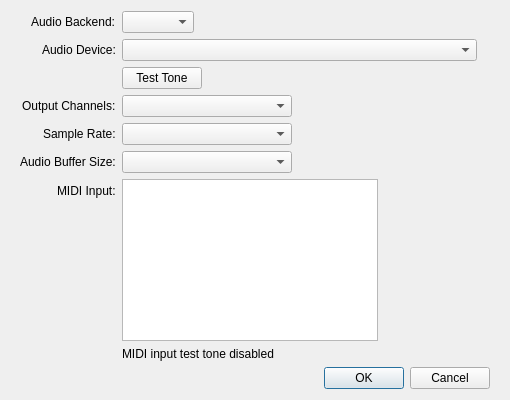
Above: src/audiosetupdialog.ui from rock-hopper/shuriken before the change. Below: the same form after it.
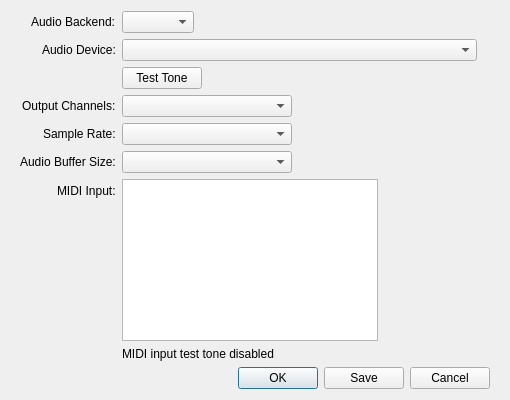
That is the form after the change.

Commit message: add save button to audio setup dialog

The edit to the form file:
```diff
--- a/src/audiosetupdialog.ui
+++ b/src/audiosetupdialog.ui
@@ -138,7 +138,7 @@
       <enum>Qt::Horizontal</enum>
      </property>
      <property name="standardButtons">
-      <set>QDialogButtonBox::Cancel|QDialogButtonBox::Ok</set>
+      <set>QDialogButtonBox::Cancel|QDialogButtonBox::Ok|QDialogButtonBox::Save</set>
      </property>
     </widget>
    </item>
```
The commit also changes 3 other files.
